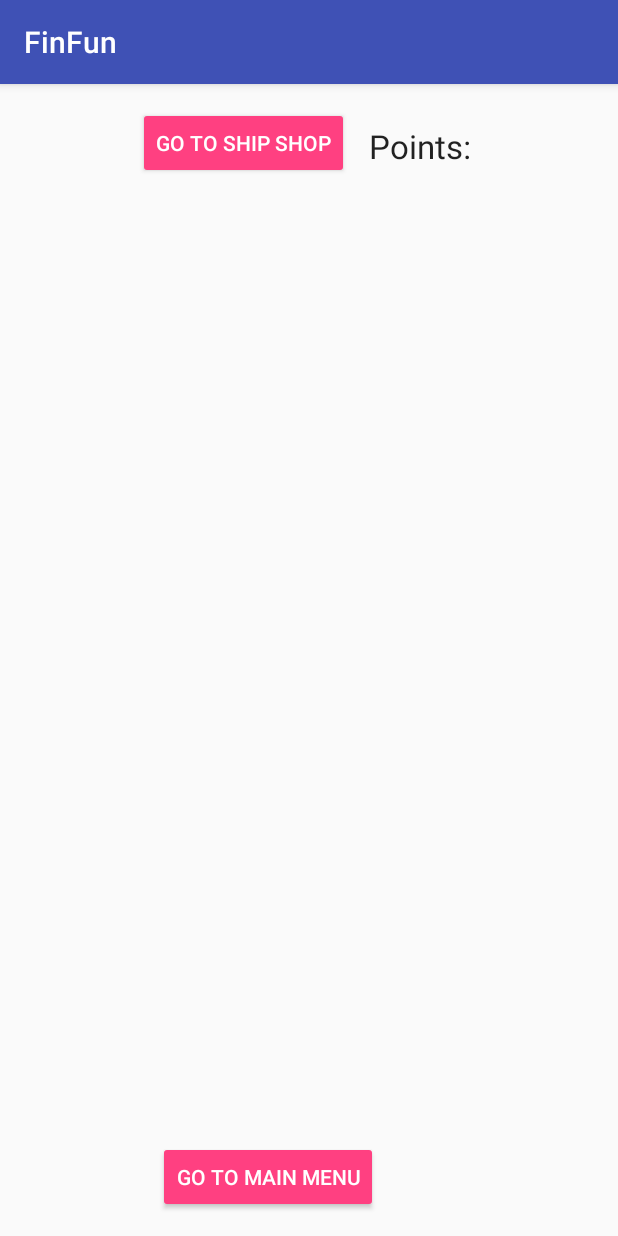
After one commit to Tampa2017/team-8, an Android app: the EndGameActivity screen opened directly, with no data from a screen before it, on a phone screen of 412 x 824 dp. The commit adds this screen. Run offline under Robolectric (Android 15) with nearby library versions, the phone set to English and light mode, and no system bars; our stand-ins replace Firebase (no records; nobody signed in at launch, a user with empty details on screens opened directly).

Commit message:
Almost last commit

```diff
--- /dev/null
+++ b/app/src/main/java/com/example/junior/finfun/EndGameActivity.java
@@ -0,0 +1,57 @@
+package com.example.junior.finfun;
+
+import android.content.Intent;
+import android.support.v7.app.AppCompatActivity;
+import android.os.Bundle;
+import android.view.View;
+import android.widget.Button;
+import android.util.Log;
+import android.widget.TextView;
+import android.widget.Toast;
+
+import com.google.firebase.auth.FirebaseAuth;
+import com.google.firebase.auth.FirebaseUser;
+import com.google.firebase.database.DataSnapshot;
+import com.google.firebase.database.DatabaseError;
+import com.google.firebase.database.DatabaseReference;
+import com.google.firebase.database.FirebaseDatabase;
+import com.google.firebase.database.ValueEventListener;
+
+public class EndGameActivity extends AppCompatActivity
+{
+    private Button mBtGoBack;
+    private Button mBtShop;
+
+    @Override
+    protected void onCreate(Bundle savedInstanceState) {
+        super.onCreate(savedInstanceState);
+        setContentView(R.layout.activity_end_game);
+
+        mBtGoBack = (Button) findViewById(R.id.go_back);
+        mBtShop = (Button) findViewById(R.id.shop);
+
+        mBtGoBack.setOnClickListener(new View.OnClickListener() {
+            @Override
+            public void onClick(View view) {
+                goToMainActivity();
+            }
+        });
+
+        mBtShop.setOnClickListener(new View.OnClickListener() {
+            @Override
+            public void onClick(View view) {
+                goToShop();
+            }
+        });
+    }
+
+    private void goToMainActivity() {
+        Intent intent = new Intent(this, MainActivity.class);
+        startActivity(intent);
+    }
+
+    private void goToShop() {
+        Intent intent = new Intent(this, ShopActivity.class);
+        startActivity(intent);
+    }
+}
--- /dev/null
+++ b/app/src/main/res/layout/activity_end_game.xml
@@ -0,0 +1,41 @@
+<?xml version="1.0" encoding="utf-8"?>
+<RelativeLayout xmlns:android="http://schemas.android.com/apk/res/android"
+    xmlns:tools="http://schemas.android.com/tools"
+    android:id="@+id/activity_over"
+    android:layout_width="match_parent"
+    android:layout_height="match_parent"
+    android:paddingBottom="15dp"
+    android:paddingLeft="15dp"
+    android:paddingRight="15dp"
+    android:paddingTop="15dp"
+    android:gravity="center"
+    tools:context=".EndGameActivity">
+
+    <TextView
+        android:id="@+id/tv_message"
+        android:layout_width="wrap_content"
+        android:layout_height="wrap_content"
+        android:text="Points: "
+        android:textAppearance="?android:attr/textAppearanceLarge"
+        android:layout_alignParentTop="true"
+        android:layout_centerHorizontal="true"
+        android:layout_marginTop="11dp" />
+
+    <Button
+        android:id="@+id/go_back"
+        android:layout_width="wrap_content"
+        android:layout_height="wrap_content"
+        android:text="Go to Main Menu"
+        style="@style/Widget.AppCompat.Button.Colored"
+        android:layout_marginStart="13dp"
+        android:layout_alignParentBottom="true"
+        android:layout_alignParentStart="true" />
+
+    <Button
+        android:id="@+id/shop"
+        android:layout_width="wrap_content"
+        android:layout_height="wrap_content"
+        android:text="Go to Ship Shop"
+        style="@style/Widget.AppCompat.Button.Colored" />
+
+</RelativeLayout>
```
Also changed, not shown: app/src/main/AndroidManifest.xml (+12 -9 lines), app/src/main/java/com/example/junior/finfun/sprites/BackgroundView.java (+31 -13 lines), app/src/main/java/com/example/junior/finfun/sprites/Enemy.java (+8 -4 lines), app/src/main/java/com/example/junior/finfun/sprites/PlayerShark.java (+12 -7 lines), app/src/main/res/drawable/shark_sprite_rs.png (added), 1 other file.
